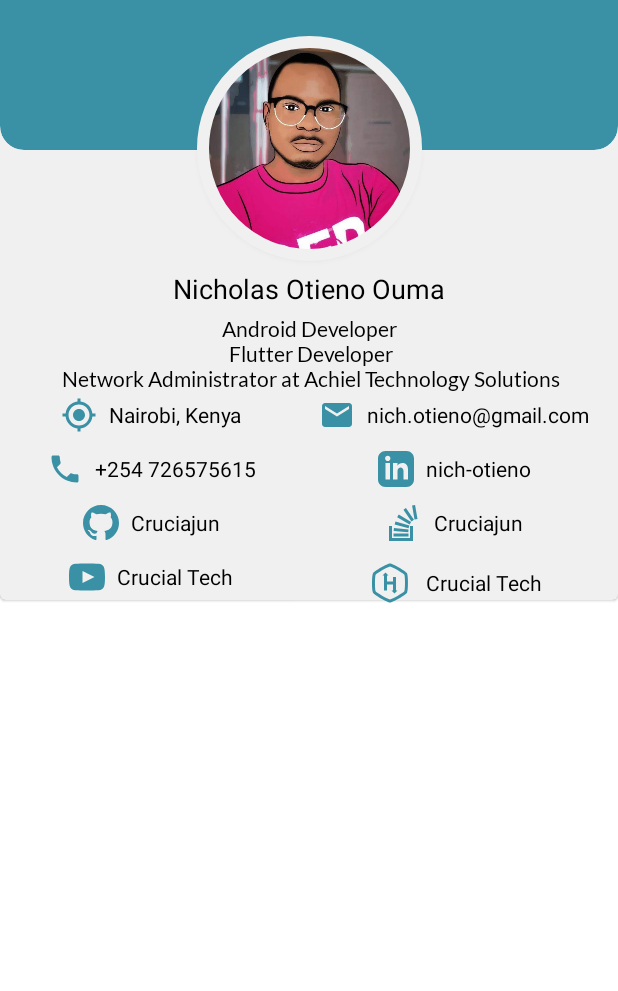
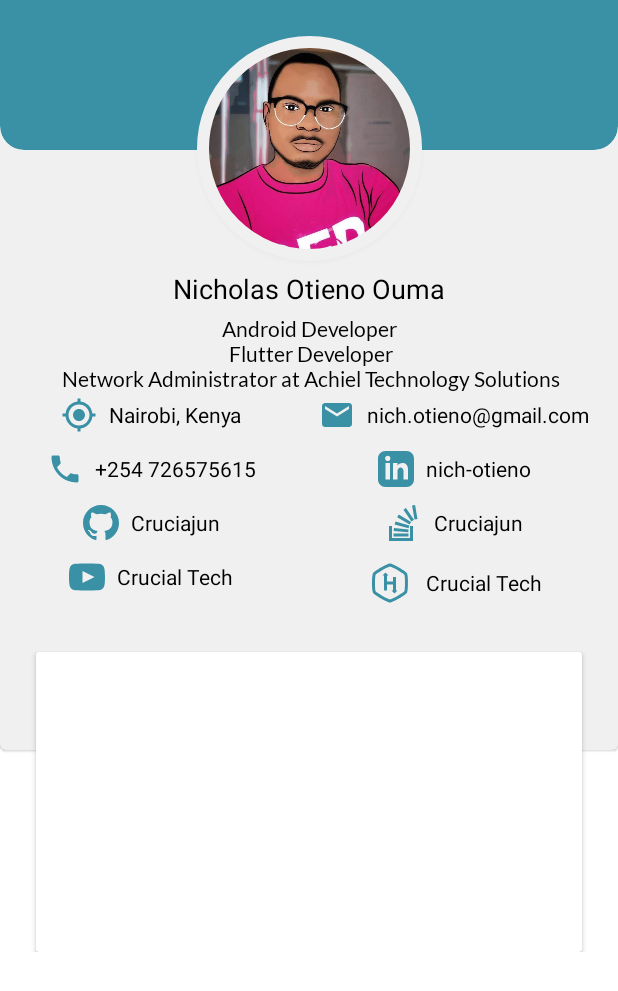
Before and after one commit to Crucialjun/MyCV, an Android app: the screen it shows after launch (MainActivity), on a phone screen of 412 x 824 dp. Shown: the top 991 px of the screen. Run offline under Robolectric (Android 15) with nearby library versions, the phone set to English and light mode, and no system bars; Roboto replaces fonts that are not available here.

```diff
--- a/app/src/main/res/layout/activity_main.xml
+++ b/app/src/main/res/layout/activity_main.xml
@@ -5,21 +5,22 @@
     xmlns:tools="http://schemas.android.com/tools"
     android:background="@color/white"
     android:layout_width="match_parent"
-    android:layout_height="match_parent">
+    android:layout_height="wrap_content">
 
     <androidx.constraintlayout.widget.ConstraintLayout
         android:layout_width="match_parent"
-        android:layout_height="wrap_content"
+        android:layout_height="match_parent"
         tools:context=".MainActivity">
 
         <com.google.android.material.textview.MaterialTextView
-            android:text="@string/my_name"
+            android:id="@+id/materialTextView"
             android:layout_width="0dp"
             android:layout_height="wrap_content"
+            android:text="@string/my_name"
             android:textColor="@color/black"
-            app:layout_constraintTop_toBottomOf="@id/img_profilepic"
             app:layout_constraintEnd_toEndOf="parent"
-            app:layout_constraintStart_toStartOf="parent">
+            app:layout_constraintStart_toStartOf="parent"
+            app:layout_constraintTop_toBottomOf="@id/img_profilepic">
 
         </com.google.android.material.textview.MaterialTextView>
 
@@ -44,7 +45,7 @@
         <com.google.android.material.card.MaterialCardView
             android:id="@+id/materialCardView2"
             android:layout_width="0dp"
-            android:layout_height="400dp"
+            android:layout_height="500dp"
             app:cardBackgroundColor="@color/background_grey"
             app:layout_constraintEnd_toEndOf="parent"
             app:layout_constraintStart_toStartOf="parent"
@@ -120,10 +121,18 @@
 
         </GridView>
 
+        <androidx.cardview.widget.CardView
+            android:layout_width="0dp"
+            android:layout_height="200dp"
+            android:layout_marginStart="24dp"
+            android:layout_marginTop="24dp"
+            android:layout_marginEnd="24dp"
+            app:layout_constraintEnd_toEndOf="parent"
+            app:layout_constraintHorizontal_bias="0.498"
+            app:layout_constraintStart_toStartOf="parent"
+            app:layout_constraintTop_toBottomOf="@+id/grid_contact_items">
 
-
-
-
+        </androidx.cardview.widget.CardView>
 
 
     </androidx.constraintlayout.widget.ConstraintLayout>
```
